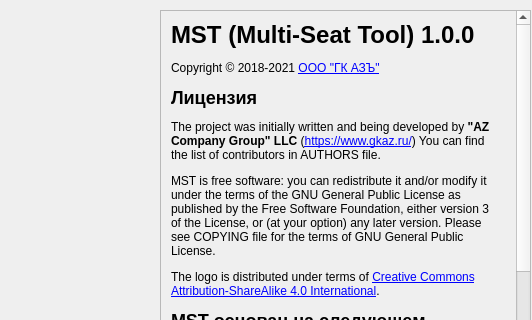
First picture: the form in mst/ui/about_dialog/about_dialog.ui, repository marcelo-tavares-ifsp/mst, before the edit; both pictures show x 0 to 532 and y 0 to 320 of the 532 by 465 pixel window.
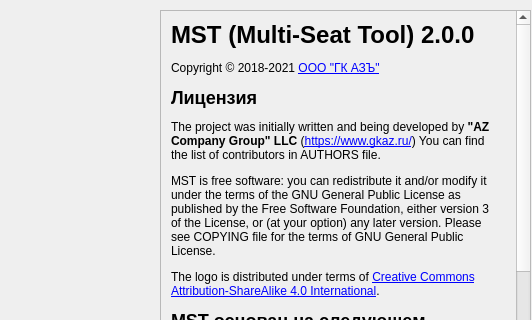
Second picture: the form after the edit. Icons and pictures are not drawn.

Patch:
```diff
--- a/mst/ui/about_dialog/about_dialog.ui
+++ b/mst/ui/about_dialog/about_dialog.ui
@@ -118,7 +118,7 @@
       </rect>
      </property>
      <property name="text">
-      <string>&lt;html&gt;&lt;head/&gt;&lt;body&gt;&lt;p&gt;&lt;span style=&quot; font-size:xx-large; font-weight:600;&quot;&gt;MST (Multi-Seat Tool) 1.0.0&lt;/span&gt;&lt;/p&gt;&lt;p&gt;Copyright © 2018-2021 &lt;a href=&quot;https://www.gkaz.ru&quot;&gt;&lt;span style=&quot; text-decoration: underline; color:#0000ff;&quot;&gt;ООО &amp;quot;ГК АЗЪ&amp;quot;&lt;/span&gt;&lt;/a&gt;&lt;/p&gt;&lt;p&gt;&lt;span style=&quot; font-size:x-large; font-weight:600;&quot;&gt;Лицензия&lt;/span&gt;&lt;/p&gt;&lt;p&gt;The project was initially written and being developed by &lt;span style=&quot; font-weight:600;&quot;&gt;&amp;quot;AZ Company Group&amp;quot; LLC&lt;/span&gt; (&lt;a href=&quot;https://www.gkaz.ru/&quot;&gt;&lt;span style=&quot; text-decoration: underline; color:#0000ff;&quot;&gt;https://www.gkaz.ru/&lt;/span&gt;&lt;/a&gt;) You can find the list of contributors in &lt;span style=&quot; font-family:'monospace';&quot;&gt;AUTHORS file.&lt;/span&gt;&lt;/p&gt;&lt;p&gt;MST is free software: you can redistribute it and/or modify it under the terms of the GNU General Public License as published by the Free Software Foundation, either version 3 of the License, or (at your option) any later version. Please see &lt;span style=&quot; font-family:'monospace';&quot;&gt;COPYING&lt;/span&gt; file for the terms of GNU General Public License. &lt;/p&gt;&lt;p&gt;The logo is distributed under terms of &lt;a href=&quot;https://creativecommons.org/licenses/by-sa/4.0/&quot;&gt;&lt;span style=&quot; text-decoration: underline; color:#0000ff;&quot;&gt;Creative Commons Attribution-ShareAlike 4.0 International&lt;/span&gt;&lt;/a&gt;. &lt;/p&gt;&lt;p&gt;&lt;span style=&quot; font-size:x-large; font-weight:600;&quot;&gt;MST основан на следующем свободном и открытом программном обеспечении:&lt;/span&gt;&lt;/p&gt;&lt;ul style=&quot;margin-top: 0px; margin-bottom: 0px; margin-left: 0px; margin-right: 0px; -qt-list-indent: 1;&quot;&gt;&lt;li style=&quot; margin-top:12px; margin-bottom:0px; margin-left:0px; margin-right:0px; -qt-block-indent:0; text-indent:0px;&quot;&gt;Awesome &lt;/li&gt;&lt;li style=&quot; margin-top:0px; margin-bottom:0px; margin-left:0px; margin-right:0px; -qt-block-indent:0; text-indent:0px;&quot;&gt;unclutter &lt;/li&gt;&lt;li style=&quot; margin-top:0px; margin-bottom:0px; margin-left:0px; margin-right:0px; -qt-block-indent:0; text-indent:0px;&quot;&gt;Xephyr &lt;/li&gt;&lt;li style=&quot; margin-top:0px; margin-bottom:0px; margin-left:0px; margin-right:0px; -qt-block-indent:0; text-indent:0px;&quot;&gt;lightdm &lt;/li&gt;&lt;li style=&quot; margin-top:0px; margin-bottom:0px; margin-left:0px; margin-right:0px; -qt-block-indent:0; text-indent:0px;&quot;&gt;bash &lt;/li&gt;&lt;li style=&quot; margin-top:0px; margin-bottom:0px; margin-left:0px; margin-right:0px; -qt-block-indent:0; text-indent:0px;&quot;&gt;libqt5-core &lt;/li&gt;&lt;li style=&quot; margin-top:0px; margin-bottom:0px; margin-left:0px; margin-right:0px; -qt-block-indent:0; text-indent:0px;&quot;&gt;libudev-devel &lt;/li&gt;&lt;li style=&quot; margin-top:0px; margin-bottom:0px; margin-left:0px; margin-right:0px; -qt-block-indent:0; text-indent:0px;&quot;&gt;virtualgl&lt;/li&gt;&lt;li style=&quot; margin-top:0px; margin-bottom:0px; margin-left:0px; margin-right:0px; -qt-block-indent:0; text-indent:0px;&quot;&gt;Xdialog&lt;/li&gt;&lt;li style=&quot; margin-top:0px; margin-bottom:0px; margin-left:0px; margin-right:0px; -qt-block-indent:0; text-indent:0px;&quot;&gt;GNU Guile&lt;/li&gt;&lt;li style=&quot; margin-top:0px; margin-bottom:12px; margin-left:0px; margin-right:0px; -qt-block-indent:0; text-indent:0px;&quot;&gt;Guile-UDEV&lt;/li&gt;&lt;/ul&gt;&lt;/body&gt;&lt;/html&gt;</string>
+      <string>&lt;html&gt;&lt;head/&gt;&lt;body&gt;&lt;p&gt;&lt;span style=&quot; font-size:xx-large; font-weight:600;&quot;&gt;MST (Multi-Seat Tool) 2.0.0&lt;/span&gt;&lt;/p&gt;&lt;p&gt;Copyright © 2018-2021 &lt;a href=&quot;https://www.gkaz.ru&quot;&gt;&lt;span style=&quot; text-decoration: underline; color:#0000ff;&quot;&gt;ООО &amp;quot;ГК АЗЪ&amp;quot;&lt;/span&gt;&lt;/a&gt;&lt;/p&gt;&lt;p&gt;&lt;span style=&quot; font-size:x-large; font-weight:600;&quot;&gt;Лицензия&lt;/span&gt;&lt;/p&gt;&lt;p&gt;The project was initially written and being developed by &lt;span style=&quot; font-weight:600;&quot;&gt;&amp;quot;AZ Company Group&amp;quot; LLC&lt;/span&gt; (&lt;a href=&quot;https://www.gkaz.ru/&quot;&gt;&lt;span style=&quot; text-decoration: underline; color:#0000ff;&quot;&gt;https://www.gkaz.ru/&lt;/span&gt;&lt;/a&gt;) You can find the list of contributors in &lt;span style=&quot; font-family:'monospace';&quot;&gt;AUTHORS file.&lt;/span&gt;&lt;/p&gt;&lt;p&gt;MST is free software: you can redistribute it and/or modify it under the terms of the GNU General Public License as published by the Free Software Foundation, either version 3 of the License, or (at your option) any later version. Please see &lt;span style=&quot; font-family:'monospace';&quot;&gt;COPYING&lt;/span&gt; file for the terms of GNU General Public License. &lt;/p&gt;&lt;p&gt;The logo is distributed under terms of &lt;a href=&quot;https://creativecommons.org/licenses/by-sa/4.0/&quot;&gt;&lt;span style=&quot; text-decoration: underline; color:#0000ff;&quot;&gt;Creative Commons Attribution-ShareAlike 4.0 International&lt;/span&gt;&lt;/a&gt;. &lt;/p&gt;&lt;p&gt;&lt;span style=&quot; font-size:x-large; font-weight:600;&quot;&gt;MST основан на следующем свободном и открытом программном обеспечении:&lt;/span&gt;&lt;/p&gt;&lt;ul style=&quot;margin-top: 0px; margin-bottom: 0px; margin-left: 0px; margin-right: 0px; -qt-list-indent: 1;&quot;&gt;&lt;li style=&quot; margin-top:12px; margin-bottom:0px; margin-left:0px; margin-right:0px; -qt-block-indent:0; text-indent:0px;&quot;&gt;Awesome &lt;/li&gt;&lt;li style=&quot; margin-top:0px; margin-bottom:0px; margin-left:0px; margin-right:0px; -qt-block-indent:0; text-indent:0px;&quot;&gt;unclutter &lt;/li&gt;&lt;li style=&quot; margin-top:0px; margin-bottom:0px; margin-left:0px; margin-right:0px; -qt-block-indent:0; text-indent:0px;&quot;&gt;Xephyr &lt;/li&gt;&lt;li style=&quot; margin-top:0px; margin-bottom:0px; margin-left:0px; margin-right:0px; -qt-block-indent:0; text-indent:0px;&quot;&gt;lightdm &lt;/li&gt;&lt;li style=&quot; margin-top:0px; margin-bottom:0px; margin-left:0px; margin-right:0px; -qt-block-indent:0; text-indent:0px;&quot;&gt;bash &lt;/li&gt;&lt;li style=&quot; margin-top:0px; margin-bottom:0px; margin-left:0px; margin-right:0px; -qt-block-indent:0; text-indent:0px;&quot;&gt;libqt5-core &lt;/li&gt;&lt;li style=&quot; margin-top:0px; margin-bottom:0px; margin-left:0px; margin-right:0px; -qt-block-indent:0; text-indent:0px;&quot;&gt;libudev-devel &lt;/li&gt;&lt;li style=&quot; margin-top:0px; margin-bottom:0px; margin-left:0px; margin-right:0px; -qt-block-indent:0; text-indent:0px;&quot;&gt;virtualgl&lt;/li&gt;&lt;li style=&quot; margin-top:0px; margin-bottom:0px; margin-left:0px; margin-right:0px; -qt-block-indent:0; text-indent:0px;&quot;&gt;Xdialog&lt;/li&gt;&lt;li style=&quot; margin-top:0px; margin-bottom:0px; margin-left:0px; margin-right:0px; -qt-block-indent:0; text-indent:0px;&quot;&gt;GNU Guile&lt;/li&gt;&lt;li style=&quot; margin-top:0px; margin-bottom:12px; margin-left:0px; margin-right:0px; -qt-block-indent:0; text-indent:0px;&quot;&gt;Guile-UDEV&lt;/li&gt;&lt;/ul&gt;&lt;/body&gt;&lt;/html&gt;</string>
      </property>
      <property name="scaledContents">
       <bool>false</bool>
```
